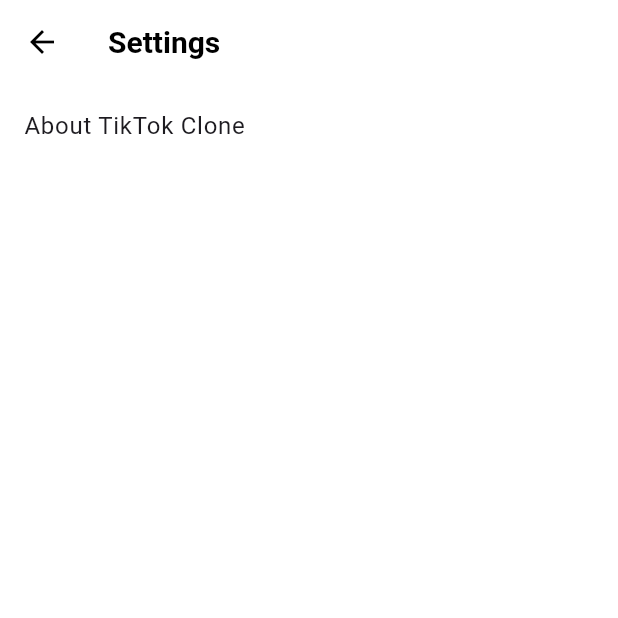
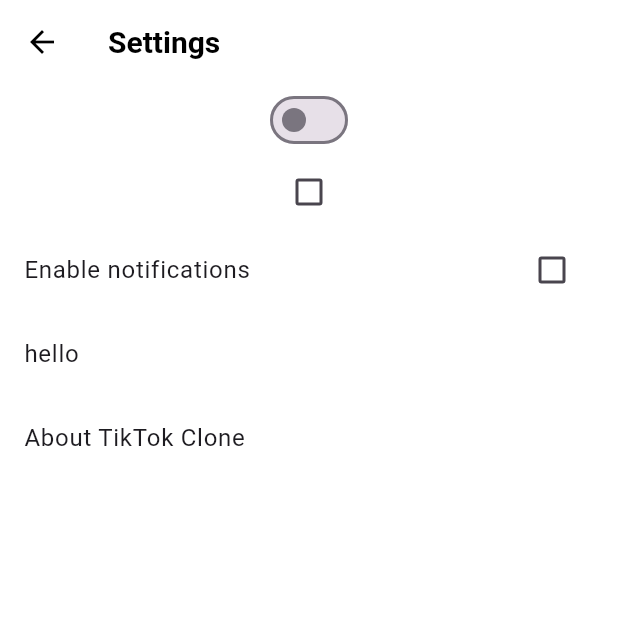
Before and after one commit to hwisaac/flutter_tiktok_clone, a Flutter app: the SettingsScreen screen opened directly, on a phone screen of 412 x 824 dp, the top half of it. Run offline on Flutter 3.47's test engine with Material 3 defaults, Android fonts, the phone set to English and light mode, and no system bars; our stand-ins replace font_awesome_flutter, video_player, visibility_detector; network calls fail.

Commit message:
switchListTile

```diff
--- a/lib/features/settings/settings_screen.dart
+++ b/lib/features/settings/settings_screen.dart
@@ -1,7 +1,21 @@
 import 'package:flutter/material.dart';
 
-class SettingsScreen extends StatelessWidget {
+class SettingsScreen extends StatefulWidget {
   const SettingsScreen({super.key});
+
+  @override
+  State<SettingsScreen> createState() => _SettingsScreenState();
+}
+
+class _SettingsScreenState extends State<SettingsScreen> {
+  bool _notification = false;
+
+  void _onNotificationsChanged(bool? newValue) {
+    if (newValue == null) return;
+    setState(() {
+      _notification = newValue;
+    });
+  }
 
   @override
   Widget build(BuildContext context) {
@@ -10,8 +24,43 @@ class SettingsScreen extends StatelessWidget {
           title: const Text("Settings"),
         ),
         body: ListView(
-          children: const [
-            AboutListTile(),
+          children: [
+            Switch(value: _notification, onChanged: _onNotificationsChanged),
+            Checkbox(
+              activeColor: Colors.black,
+              value: _notification,
+              onChanged: _onNotificationsChanged,
+            ),
+            CheckboxListTile(
+              activeColor: Colors.black,
+              value: _notification,
+              onChanged: _onNotificationsChanged,
+              title: const Text('Enable notifications'),
+            ),
+            ListTile(
+              onTap: () async {
+                final date = await showDatePicker(
+                  context: context,
+                  initialDate: DateTime.now(),
+                  firstDate: DateTime(1980),
+                  lastDate: DateTime(2030),
+                );
+                print(date);
+                final time = await showTimePicker(
+                  context: context,
+                  initialTime: TimeOfDay.now(),
+                );
+                print(time);
+                final booking = await showDateRangePicker(
+                  context: context,
+                  firstDate: DateTime(1980),
+                  lastDate: DateTime(2030),
+                );
+                print(booking);
+              },
+              title: Text("hello"),
+            ),
+            const AboutListTile(),
           ],
         ));
   }
```
